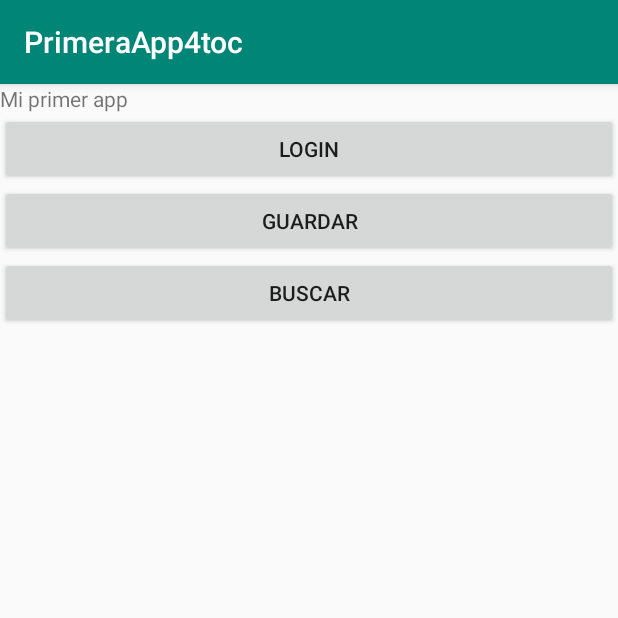
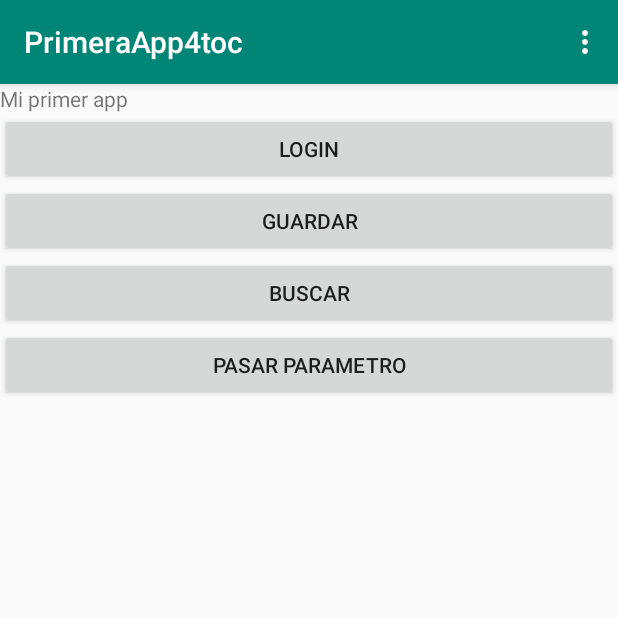
Before and after one commit to kashino96/practicaenclasemovil1, an Android app: the screen it shows after launch (MainActivity), on a phone screen of 412 x 824 dp, the top half of it. Run offline under Robolectric (Android 15) with nearby library versions, the phone set to English and light mode, and no system bars.

Commit message:
2 y 3 practica

```diff
--- a/app/src/main/AndroidManifest.xml
+++ b/app/src/main/AndroidManifest.xml
@@ -18,7 +18,9 @@
         </activity>
         <activity android:name=".ActividadLogin" />
         <activity android:name=".ActividadRegistrar" />
-        <activity android:name=".ActividadBuscar"></activity>
+        <activity android:name=".ActividadBuscar" />
+        <activity android:name=".ActividadPasarParametro" />
+        <activity android:name=".ActividadRecibirParametro"></activity>
     </application>
 
 </manifest>
--- a/app/src/main/java/movilapp2/kevinintriago/facci/primeraapp4toc/MainActivity.java
+++ b/app/src/main/java/movilapp2/kevinintriago/facci/primeraapp4toc/MainActivity.java
@@ -3,12 +3,39 @@ package movilapp2.kevinintriago.facci.primeraapp4toc;
 import android.content.Intent;
 import android.support.v7.app.AppCompatActivity;
 import android.os.Bundle;
+import android.view.Menu;
+import android.view.MenuInflater;
+import android.view.MenuItem;
 import android.view.View;
 import android.widget.Button;
 
 public class MainActivity extends AppCompatActivity {
 
-    Button buttonLogin, buttonGuardar, buttonBuscar;
+    Button buttonLogin, buttonGuardar, buttonBuscar, buttonParametro;
+
+    @Override
+    public boolean onCreateOptionsMenu(Menu menu){
+        MenuInflater inflater = getMenuInflater();
+        inflater.inflate(R.menu.main,menu);
+        return true;
+    }
+
+    @Override
+    public boolean onOptionsItemSelected(MenuItem item){
+        Intent intent;
+        switch (item.getItemId()){
+            case R.id.opcionLogin:
+                intent = new Intent(MainActivity.this, ActividadLogin.class);
+                startActivity(intent);
+                break;
+            case R.id.opcionRegistrar:
+                intent = new Intent(MainActivity.this, ActividadRegistrar.class);
+                startActivity(intent);
+                break;
+
+        }
+        return true;
+    }
 
 
     @Override
@@ -19,6 +46,15 @@ public class MainActivity extends AppCompatActivity {
         buttonLogin = (Button) findViewById(R.id.buttonLogin);
         buttonGuardar = (Button) findViewById(R.id.buttonGuardar);
         buttonBuscar = (Button) findViewById(R.id.buttonBuscar);
+        buttonParametro = (Button) findViewById(R.id.buttonPasarParametro);
+
+        buttonParametro.setOnClickListener(new View.OnClickListener() {
+            @Override
+            public void onClick(View view) {
+                Intent intent = new Intent(MainActivity.this,ActividadPasarParametro.class);
+                startActivity(intent);
+            }
+        });
 
         buttonLogin.setOnClickListener(new View.OnClickListener() {
             @Override
--- a/app/src/main/res/layout/activity_main.xml
+++ b/app/src/main/res/layout/activity_main.xml
@@ -35,4 +35,11 @@
         android:layout_height="wrap_content"
         android:text="Buscar" />
 
+    <Button
+        android:id="@+id/buttonPasarParametro"
+        android:layout_width="match_parent"
+        android:layout_height="wrap_content"
+        android:text="Pasar Parametro" />
+
+
 </LinearLayout>
--- /dev/null
+++ b/app/src/main/res/menu/main.xml
@@ -0,0 +1,83 @@
+<?xml version="1.0" encoding="utf-8"?>
+<menu xmlns:android="http://schemas.android.com/apk/res/android">
+    <item
+        android:id="@+id/opcionActividades"
+        android:title="Actividades">
+        <menu>
+            <item
+                android:id="@+id/opcionLogin"
+                android:title="Login">
+            </item>
+            <item
+                android:id="@+id/opcionRegistrar"
+                android:title="Registrar">
+            </item>
+        </menu>
+    </item>
+    <item
+        android:id="@+id/opcionLayout"
+        android:title="Layout">
+        <menu>
+            <item
+                android:id="@+id/opcionLinear"
+                android:title="Linear">
+            </item>
+            <item
+            android:id="@+id/opcionFrame"
+            android:title="Frame">
+            </item>
+            <item
+                android:id="@+id/opcionTable"
+                android:title="Table">
+            </item>
+        </menu>
+    </item>
+    <item
+        android:id="@+id/opcionFragmento"
+        android:title="Fragmento">
+        <menu>
+            <item
+                android:id="@+id/opcionColores"
+                android:title="Colores">
+            </item>
+        </menu>
+    </item>
+    <item
+        android:id="@+id/opcionSensores"
+        android:title="Sensores">
+        <menu>
+            <item
+                android:id="@+id/opcionAcelerometro"
+                android:title="Acelerometro">
+            </item>
+            <item
+                android:id="@+id/opcionProximidad"
+                android:title="Proximidad">
+            </item>
+            <item
+                android:id="@+id/opcionLuz"
+                android:title="Luz">
+            </item>
+        </menu>
+    </item>
+    <item
+        android:id="@+id/opcionHardware"
+        android:title="Hardware">
+        <menu>
+            <item
+                android:id="@+id/opcionVibrar"
+                android:title="Vibrar">
+            </item>
+            <item
+                android:id="@+id/opcionCamara"
+                android:title="Camara">
+            </item>
+            <item
+                android:id="@+id/opcionLinterna"
+                android:title="Linterna">
+            </item>
+        </menu>
+    </item>
+
+
+</menu>
```
Also changed, not shown: app/src/main/java/movilapp2/kevinintriago/facci/primeraapp4toc/ActividadPasarParametro.java (added, +34 -0 lines), app/src/main/java/movilapp2/kevinintriago/facci/primeraapp4toc/ActividadRecibirParametro.java (added, +19 -0 lines), app/src/main/res/layout/activity_actividad_pasar_parametro.xml (added, +30 -0 lines), app/src/main/res/layout/activity_actividad_recibir_parametro.xml (added, +19 -0 lines).
